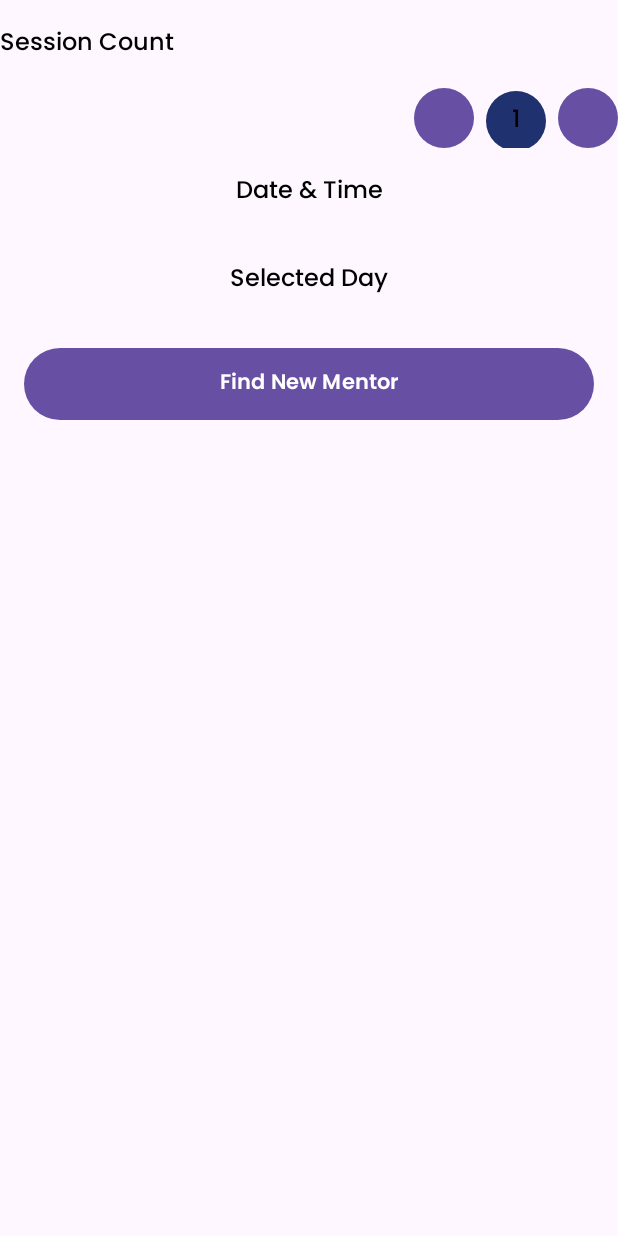
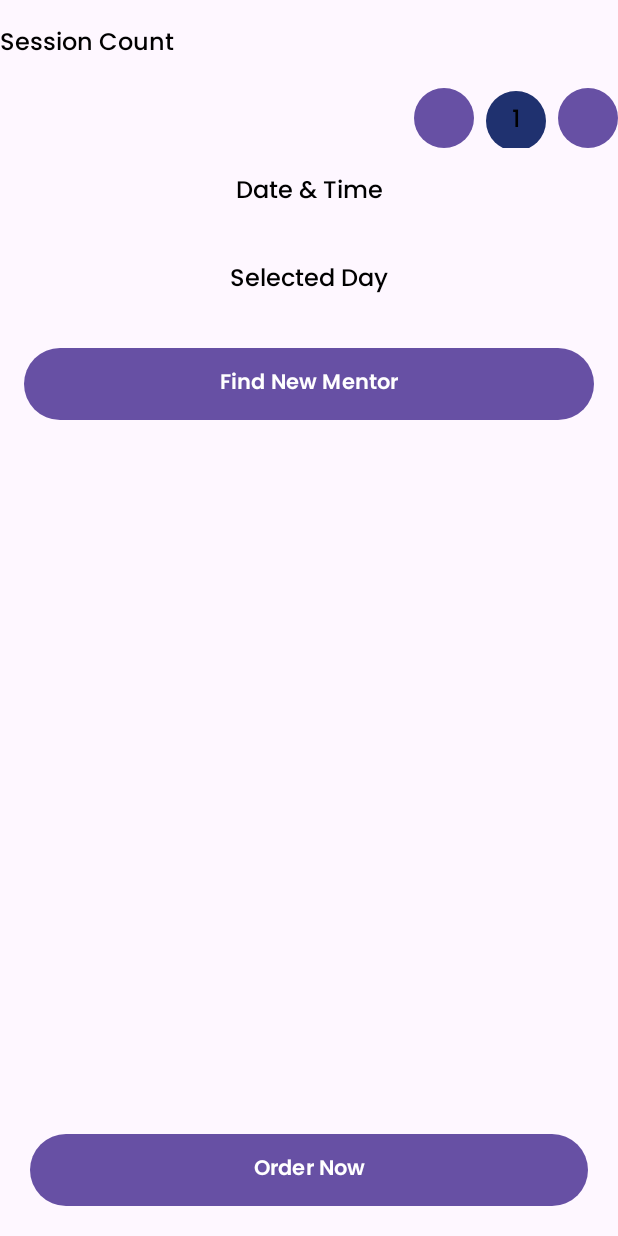
Before and after one commit to LagMad/Vennector, an Android app built with Jetpack Compose: the layout book_mentoring_layout.xml on its own in the app's theme, with its tools: preview values and no code run, on a phone screen of 412 x 824 dp. Run offline under Robolectric (Android 15) with nearby library versions, the light colour scheme and no system bars.

Commit message:
delete Button book_session_layout.xml, add button book_consultation_layout & book_mentoring_layout

```diff
--- a/app/src/main/AndroidManifest.xml
+++ b/app/src/main/AndroidManifest.xml
@@ -56,10 +56,10 @@
             android:name=".LanguageActivity"
             android:exported="true"
             android:theme="@style/Theme.Venector"/>
+
         <activity
             android:name="com.google.android.gms.auth.api.signin.internal.SignInHubActivity"
             android:theme="@android:style/Theme.Translucent.NoTitleBar.Fullscreen"
             tools:replace="android:theme" />
-
     </application>
 </manifest>
--- a/app/src/main/res/layout/book_mentoring_layout.xml
+++ b/app/src/main/res/layout/book_mentoring_layout.xml
@@ -135,4 +135,17 @@
         app:layout_constraintTop_toBottomOf="@id/time_slot_container_mentoring"
         app:layout_constraintStart_toStartOf="parent"
         app:layout_constraintEnd_toEndOf="parent" />
+
+    <Button
+        android:id="@+id/order_now_button"
+        android:layout_width="match_parent"
+        android:layout_height="wrap_content"
+        android:layout_margin="20dp"
+        android:background="@drawable/button_background"
+        android:text="Order Now"
+        android:fontFamily="@font/poppins_semibold"
+        android:textColor="@color/white"
+        app:layout_constraintBottom_toBottomOf="parent"
+        app:layout_constraintStart_toStartOf="parent"
+        app:layout_constraintEnd_toEndOf="parent" />
 </androidx.constraintlayout.widget.ConstraintLayout>
```
Also changed, not shown: app/src/main/res/layout/book_consultation_layout.xml (+13 -0 lines), app/src/main/res/layout/book_session_layout.xml (+0 -14 lines).
